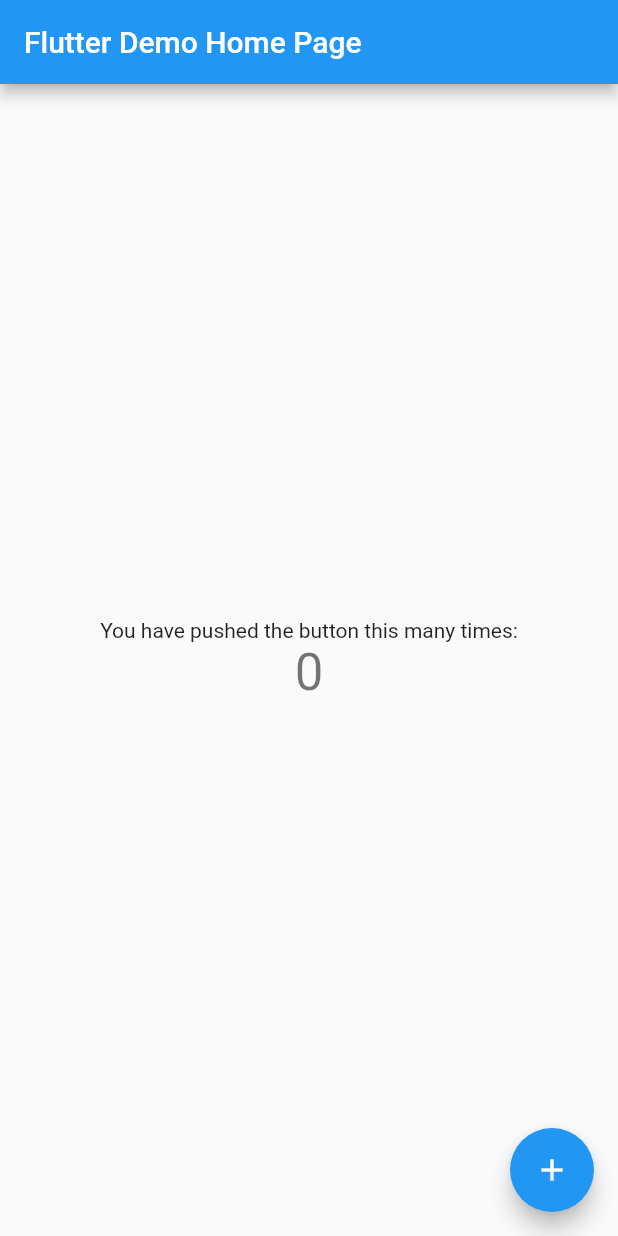
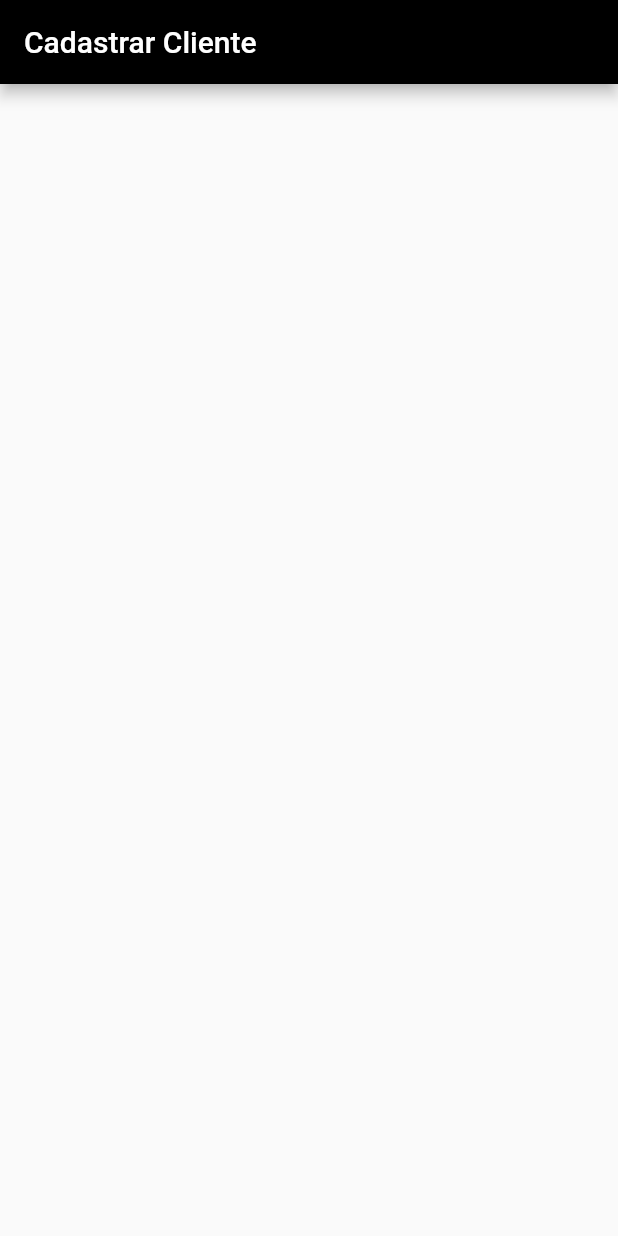
Before and after one commit to dieinimymaganha/GalleryShop, a Flutter app: the screen it shows after launch, on a phone screen of 412 x 824 dp. Run offline on Flutter 3.47's test engine with Material 2 defaults, Android fonts, the phone set to English and light mode, and no system bars.

Commit message:
Iniciando tela de cadastro de cliente

```diff
--- a/frontend/galleryshop/lib/main.dart
+++ b/frontend/galleryshop/lib/main.dart
@@ -1,117 +1,23 @@
 import 'package:flutter/material.dart';
+import 'package:galleryshop/screens/FormCreateNewClient.dart';
 
 void main() {
-  runApp(MyApp());
+  runApp(GalleryShop());
 }
 
-class MyApp extends StatelessWidget {
-  // This widget is the root of your application.
+class GalleryShop extends StatelessWidget {
   @override
   Widget build(BuildContext context) {
     return MaterialApp(
-      title: 'Flutter Demo',
       theme: ThemeData(
-        // This is the theme of your application.
-        //
-        // Try running your application with "flutter run". You'll see the
-        // application has a blue toolbar. Then, without quitting the app, try
-        // changing the primarySwatch below to Colors.green and then invoke
-        // "hot reload" (press "r" in the console where you ran "flutter run",
-        // or simply save your changes to "hot reload" in a Flutter IDE).
-        // Notice that the counter didn't reset back to zero; the application
-        // is not restarted.
-        primarySwatch: Colors.blue,
-        // This makes the visual density adapt to the platform that you run
-        // the app on. For desktop platforms, the controls will be smaller and
-        // closer together (more dense) than on mobile platforms.
-        visualDensity: VisualDensity.adaptivePlatformDensity,
+        primaryColor: Colors.black,
+        accentColor: Colors.blueAccent[700],
+        buttonTheme: ButtonThemeData(
+          buttonColor: Colors.blueAccent[700],
+          textTheme: ButtonTextTheme.primary,
+        ),
       ),
-      home: MyHomePage(title: 'Flutter Demo Home Page'),
+      home: FormCreateNewClient(),
     );
   }
 }
-
-class MyHomePage extends StatefulWidget {
-  MyHomePage({Key key, this.title}) : super(key: key);
-
-  // This widget is the home page of your application. It is stateful, meaning
-  // that it has a State object (defined below) that contains fields that affect
-  // how it looks.
-
-  // This class is the configuration for the state. It holds the values (in this
-  // case the title) provided by the parent (in this case the App widget) and
-  // used by the build method of the State. Fields in a Widget subclass are
-  // always marked "final".
-
-  final String title;
-
-  @override
-  _MyHomePageState createState() => _MyHomePageState();
-}
-
-class _MyHomePageState extends State<MyHomePage> {
-  int _counter = 0;
-
-  void _incrementCounter() {
-    setState(() {
-      // This call to setState tells the Flutter framework that something has
-      // changed in this State, which causes it to rerun the build method below
-      // so that the display can reflect the updated values. If we changed
-      // _counter without calling setState(), then the build method would not be
-      // called again, and so nothing would appear to happen.
-      _counter++;
-    });
-  }
-
-  @override
-  Widget build(BuildContext context) {
-    // This method is rerun every time setState is called, for instance as done
-    // by the _incrementCounter method above.
-    //
-    // The Flutter framework has been optimized to make rerunning build methods
-    // fast, so that you can just rebuild anything that needs updating rather
-    // than having to individually change instances of widgets.
-    return Scaffold(
-      appBar: AppBar(
-        // Here we take the value from the MyHomePage object that was created by
-        // the App.build method, and use it to set our appbar title.
-        title: Text(widget.title),
-      ),
-      body: Center(
-        // Center is a layout widget. It takes a single child and positions it
-        // in the middle of the parent.
-        child: Column(
-          // Column is also a layout widget. It takes a list of children and
-          // arranges them vertically. By default, it sizes itself to fit its
-          // children horizontally, and tries to be as tall as its parent.
-          //
-          // Invoke "debug painting" (press "p" in the console, choose the
-          // "Toggle Debug Paint" action from the Flutter Inspector in Android
-          // Studio, or the "Toggle Debug Paint" command in Visual Studio Code)
-          // to see the wireframe for each widget.
-          //
-          // Column has various properties to control how it sizes itself and
-          // how it positions its children. Here we use mainAxisAlignment to
-          // center the children vertically; the main axis here is the vertical
-          // axis because Columns are vertical (the cross axis would be
-          // horizontal).
-          mainAxisAlignment: MainAxisAlignment.center,
-          children: <Widget>[
-            Text(
-              'You have pushed the button this many times:',
-            ),
-            Text(
-              '$_counter',
-              style: Theme.of(context).textTheme.headline4,
-            ),
-          ],
-        ),
-      ),
-      floatingActionButton: FloatingActionButton(
-        onPressed: _incrementCounter,
-        tooltip: 'Increment',
-        child: Icon(Icons.add),
-      ), // This trailing comma makes auto-formatting nicer for build methods.
-    );
-  }
-}
--- /dev/null
+++ b/frontend/galleryshop/lib/screens/FormCreateNewClient.dart
@@ -0,0 +1,16 @@
+import 'package:flutter/cupertino.dart';
+import 'package:flutter/material.dart';
+
+const String titleAppBar = "Cadastrar Cliente";
+
+
+class FormCreateNewClient extends StatelessWidget {
+  @override
+  Widget build(BuildContext context) {
+    return Scaffold(
+      appBar: AppBar(
+        title: Text(titleAppBar),
+      ),
+    );
+  }
+}
```
